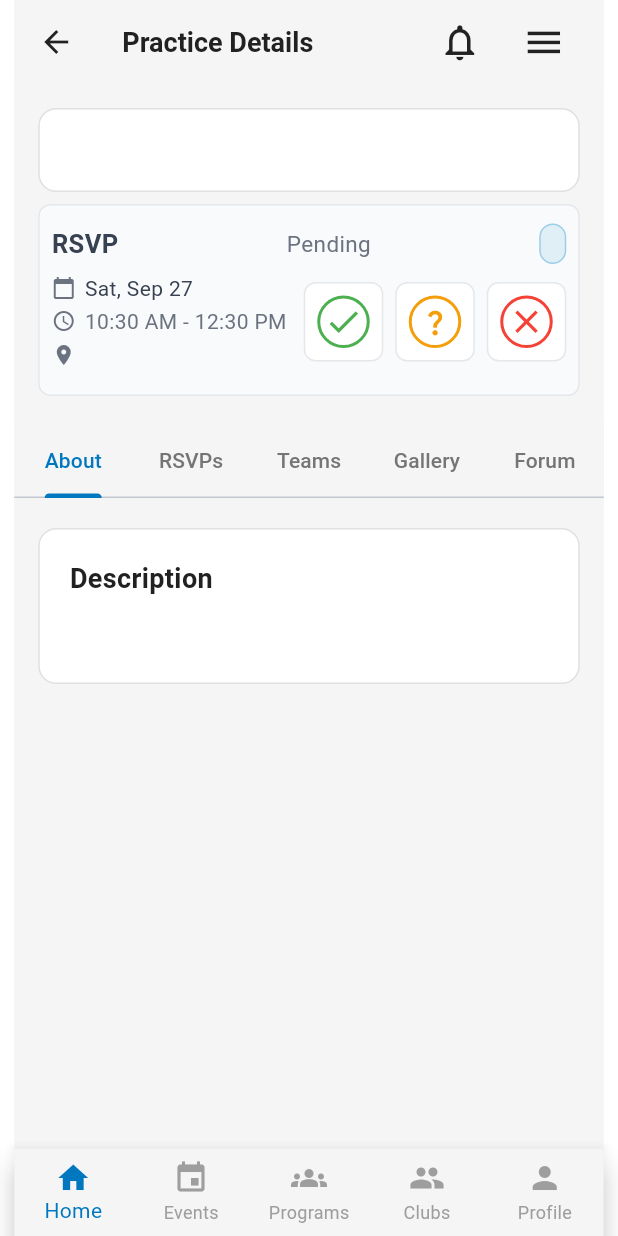
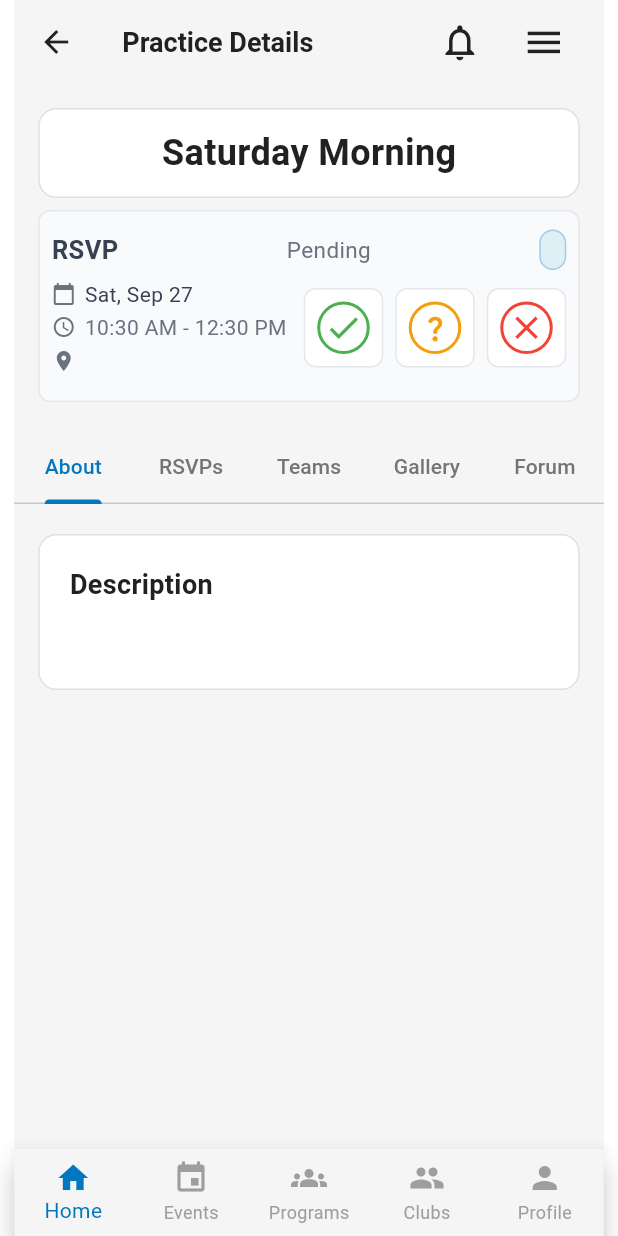
Before and after one commit to AtlantisSports/UWHPortal-Clubs, a Flutter app: the PracticeDetailScreen screen opened directly with empty values, on a phone screen of 412 x 824 dp. Run offline on Flutter 3.47's test engine with Material 3 defaults, Android fonts, the phone set to English and light mode, and no system bars; our stand-ins replace get_it; project files that could hold a hidden picture were left out.

Commit message:
Align Practice Details with Club Details layout; add swipe auto-scroll; fix header clipping
Practice Details: remove pinned title, use single pinned TabBar like Club Details; switch auto-scroll to ensureVisible on TabBar key; remove sentinel and _StickyTitleDelegate; match layout structure.\nClub Details: add TabController listener to auto-scroll on swipe (in addition to tap).\nUI polish: adjust header padding/margins to prevent descender clipping; keep title non-pinned.\nSafety: add _getRecurringTextSafe and remove broken regex usage.\nflutter analyze: clean.

```diff
--- a/lib/features/clubs/practice_detail_screen.dart
+++ b/lib/features/clubs/practice_detail_screen.dart
@@ -13,6 +13,7 @@ import '../../core/models/practice.dart';
 import '../../core/models/club.dart';
 import '../../core/providers/participation_provider.dart';
 import '../../core/providers/navigation_provider.dart';
+import '../../core/utils/time_utils.dart';
 
 import '../../base/widgets/rsvp_components.dart';
 import 'club_detail_screen.dart';
@@ -61,6 +62,14 @@ class _PracticeDetailScreenState extends State<PracticeDetailScreen> with Single
   void initState() {
     super.initState();
     _tabController = TabController(length: 5, vsync: this);
+
+    // Also auto-scroll when user swipes between tabs (not just taps)
+    _tabController.addListener(() {
+      if (!_tabController.indexIsChanging) {
+        _autoScrollToTabsPosition();
+      }
+    });
+
     _generateMockRSVPSummary();
   }
 
@@ -101,17 +110,47 @@ class _PracticeDetailScreenState extends State<PracticeDetailScreen> with Single
 
   void _autoScrollToTabsPosition() {
     final ctx = _tabBarKey.currentContext;
-    if (ctx != null) {
+    if (ctx == null) return;
+    WidgetsBinding.instance.addPostFrameCallback((_) {
       Scrollable.ensureVisible(
         ctx,
-        duration: const Duration(milliseconds: 200),
+        duration: const Duration(milliseconds: 300),
+        curve: Curves.easeInOut,
         alignment: 0.0,
-        alignmentPolicy: ScrollPositionAlignmentPolicy.keepVisibleAtStart,
-        curve: Curves.easeInOut,
       );
+    });
+  }
+
+  // Compute header title as "<DayOfWeek> <Morning/Afternoon/Evening>"
+  String _computeHeaderTitle(Practice p) {
+    final day = TimeUtils.formatDayName(p.dateTime.weekday);
+    final h = p.dateTime.hour;
+    // Use existing app convention for non-recurring practices: Morning/Afternoon/Evening buckets
+    String period;
+    if (h < 12) {
+      period = 'Morning';
+    } else if (h < 17) {
+      period = 'Afternoon';
+    } else {
+      period = 'Evening';
+    }
+    return '$day $period';
+  }
+
+
+
+  // Safe parser for trailing parenthetical (recurrence) from title
+  String? _getRecurringTextSafe() {
+    final t = widget.practice.title.trim();
+    if (t.endsWith(')')) {
+      final start = t.lastIndexOf('(');
+      if (start != -1 && start < t.length - 1) {
+        final inner = t.substring(start + 1, t.length - 1).trim();
+        if (inner.isNotEmpty) return inner;
       }
     }
-
+    return null;
+  }
 
 
   Widget _buildRSVPsTab(BuildContext context) {
@@ -338,14 +377,12 @@ class _PracticeDetailScreenState extends State<PracticeDetailScreen> with Single
         body: NestedScrollView(
           headerSliverBuilder: (context, innerBoxIsScrolled) {
             return [
+              // Title in header (non-pinned, matches Club Details layout pattern)
               SliverToBoxAdapter(
-                child: Column(
-                  children: [
-                    // Practice Title above RSVP card
-                    Container(
+                child: Container(
                   width: double.infinity,
                   margin: EdgeInsets.fromLTRB(16, 16, 16, 0),
-                      padding: EdgeInsets.all(10), // Reduced from 20 to 10 (50% reduction)
+                  padding: EdgeInsets.symmetric(vertical: 12),
                   decoration: BoxDecoration(
                     color: Colors.white,
                     borderRadius: BorderRadius.circular(12),
@@ -353,7 +390,9 @@ class _PracticeDetailScreenState extends State<PracticeDetailScreen> with Single
                   ),
                   child: Center(
                     child: Text(
-                          widget.practice.title,
+                      _computeHeaderTitle(widget.practice),
+                      maxLines: 1,
+                      overflow: TextOverflow.ellipsis,
                       style: TextStyle(
                         fontSize: 24,
                         fontWeight: FontWeight.bold,
@@ -362,6 +401,11 @@ class _PracticeDetailScreenState extends State<PracticeDetailScreen> with Single
                     ),
                   ),
                 ),
+              ),
+
+              SliverToBoxAdapter(
+                child: Column(
+                  children: [
                     // RSVP Card for future events, Attendance card for past events
                     _isPastEvent(widget.practice)
                         ? Container(
@@ -407,6 +451,7 @@ class _PracticeDetailScreenState extends State<PracticeDetailScreen> with Single
                   ],
                 ),
               ),
+
               SliverPersistentHeader(
                 pinned: true,
                 delegate: _StickyTabBarDelegate(
@@ -420,7 +465,13 @@ class _PracticeDetailScreenState extends State<PracticeDetailScreen> with Single
                       labelColor: AppColors.primary,
                       unselectedLabelColor: AppColors.textSecondary,
                       indicatorColor: AppColors.primary,
-                      onTap: (_) => _autoScrollToTabsPosition(),
+                      onTap: (index) {
+                        if (index == 0) {
+                          Future.delayed(const Duration(milliseconds: 50), _autoScrollToTabsPosition);
+                        } else {
+                          _autoScrollToTabsPosition();
+                        }
+                      },
                       tabs: const [
                         Tab(text: 'About'),
                         Tab(text: 'RSVPs'),
@@ -570,6 +621,20 @@ class _PracticeDetailScreenState extends State<PracticeDetailScreen> with Single
         child: Column(
           crossAxisAlignment: CrossAxisAlignment.start,
           children: [
+            // Recurring pattern (moved from title), when present
+            if (_getRecurringTextSafe() != null)
+              Padding(
+                padding: EdgeInsets.only(bottom: 12),
+                child: Text(
+                  _getRecurringTextSafe()!,
+                  style: TextStyle(
+                    fontSize: 14,
+                    fontWeight: FontWeight.w600,
+                    color: AppColors.textSecondary,
+                  ),
+                ),
+              ),
+
             // Description
             Container(
               width: double.infinity,
@@ -664,6 +729,7 @@ class _PracticeDetailScreenState extends State<PracticeDetailScreen> with Single
                 fontSize: 20,
                 fontWeight: FontWeight.w600,
                 color: AppColors.textPrimary,
+
               ),
               textAlign: TextAlign.center,
             ),
```
Also changed, not shown: lib/features/clubs/club_detail_screen.dart (+7 -11 lines). Lines whose indentation alone changed are shown as unchanged.
